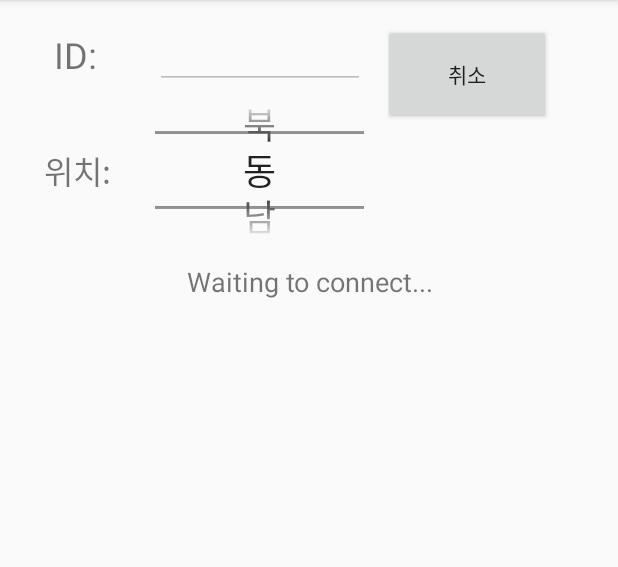
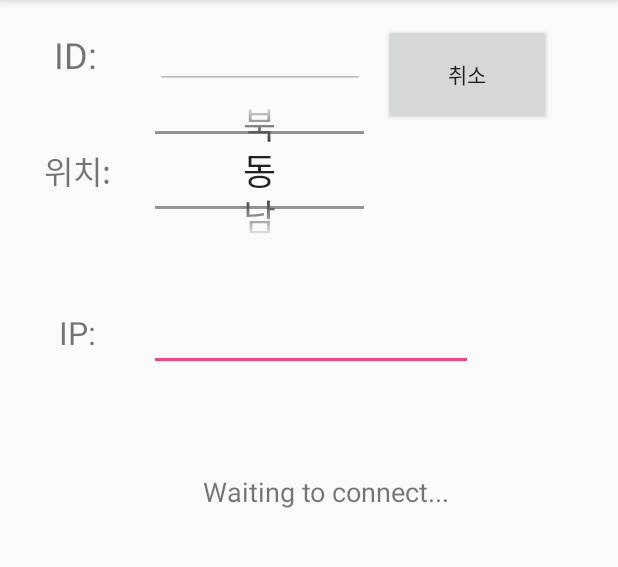
Before and after one commit to snackerh/mahjongNetClient, an Android app: the screen it shows after launch (MainActivity), after a tap on "연결", on a phone screen of 412 x 824 dp, the part 84-651 px from its top. Run offline under Robolectric (Android 15) with nearby library versions, the phone set to English and light mode, and no system bars.

```diff
--- a/app/src/main/java/snacker/mahjongNetClient/MainActivity.java
+++ b/app/src/main/java/snacker/mahjongNetClient/MainActivity.java
@@ -25,7 +25,6 @@ import java.net.Socket;
 
 public class MainActivity extends AppCompatActivity {
 
-    String addr = "210.99.167.73";
     int port = 9502;
 
     public static String winds[] = {"동", "남", "서", "북"};
@@ -34,9 +33,11 @@ public class MainActivity extends AppCompatActivity {
     int connection;
     boolean isConnecting = false;
     public static String ID;
+    public static String IP;
 
     Button b;
     EditText t;
+    EditText ipt;
     TextView status;
     NumberPicker nb;
     Handler mHandler;
@@ -55,15 +56,21 @@ public class MainActivity extends AppCompatActivity {
         setContentView(R.layout.activity_main);
         b = findViewById(R.id.cnt);
         t = findViewById(R.id.IDinput);
+        ipt = findViewById(R.id.IPinput);
         nb = findViewById(R.id.positionPicker);
         status = findViewById(R.id.statusText);
 
         try {
             FileInputStream fis = openFileInput("id.txt");
+            FileInputStream ip = openFileInput("ip");
             byte[] id = new byte[fis.available()];
+            byte[] id2 = new byte[ip.available()];
             while (fis.read(id) != -1){;}
             fis.close();
             t.setText(new String(id));
+            while (ip.read(id2) != -1){;}
+            ip.close();
+            ipt.setText(new String(id2));
         } catch (Exception e) {
             e.printStackTrace();
         }
@@ -80,10 +87,14 @@ public class MainActivity extends AppCompatActivity {
             public void onClick(View v) {
                 if(b.getText().equals("연결")) {
                     ID = t.getText().toString();
+                    IP = ipt.getText().toString();
                     try {
                         FileOutputStream fos = openFileOutput("id.txt", Context.MODE_PRIVATE);
                         fos.write(ID.getBytes());
                         fos.close();
+                        FileOutputStream ipfos = openFileOutput("ip.txt", Context.MODE_PRIVATE);
+                        ipfos.write(IP.getBytes());
+                        ipfos.close();
                     } catch (Exception e) {
                         e.printStackTrace();
                     }
@@ -122,11 +133,12 @@ public class MainActivity extends AppCompatActivity {
 
 
 
+
     public class ConnectSocket extends Thread{
         @Override
         public void run() {
             try {
-                socket = new Socket(addr, port);
+                socket = new Socket(ipt.getText().toString(), port);
                 out = new PrintWriter(socket.getOutputStream());
                 in = new BufferedReader(new InputStreamReader(socket.getInputStream()));
                 isConnecting = true;
--- a/app/src/main/res/layout/activity_main.xml
+++ b/app/src/main/res/layout/activity_main.xml
@@ -46,18 +46,29 @@
         app:layout_constraintStart_toEndOf="@+id/textView"
         app:layout_constraintTop_toTopOf="parent" />
 
+    <EditText
+        android:id="@+id/IPinput"
+        android:layout_width="216dp"
+        android:layout_height="47dp"
+        android:layout_marginStart="16dp"
+        android:layout_marginTop="200dp"
+        android:ems="10"
+        android:inputType="text"
+        app:layout_constraintStart_toEndOf="@+id/textView"
+        app:layout_constraintTop_toTopOf="parent" />
+
     <TextView
         android:id="@+id/statusText"
         android:layout_width="213dp"
         android:layout_height="81dp"
+        android:layout_marginStart="8dp"
+        android:layout_marginTop="256dp"
         android:layout_marginEnd="8dp"
-        android:layout_marginStart="8dp"
-        android:layout_marginTop="116dp"
         android:text="Waiting to connect..."
         android:textAlignment="center"
         android:textSize="18sp"
         app:layout_constraintEnd_toEndOf="parent"
-        app:layout_constraintHorizontal_bias="0.503"
+        app:layout_constraintHorizontal_bias="0.561"
         app:layout_constraintStart_toStartOf="parent"
         app:layout_constraintTop_toBottomOf="@+id/IDinput" />
 
@@ -68,6 +79,20 @@
         android:layout_marginTop="32dp"
         android:gravity="center"
         android:text="위치:"
+        android:textAlignment="center"
+        android:textSize="21dp"
+        app:layout_constraintEnd_toEndOf="@+id/textView"
+        app:layout_constraintHorizontal_bias="1.0"
+        app:layout_constraintStart_toStartOf="@+id/textView"
+        app:layout_constraintTop_toBottomOf="@+id/textView" />
+
+    <TextView
+        android:id="@+id/textView4"
+        android:layout_width="63dp"
+        android:layout_height="45dp"
+        android:layout_marginTop="140dp"
+        android:gravity="center"
+        android:text="IP:"
         android:textAlignment="center"
         android:textSize="21dp"
         app:layout_constraintEnd_toEndOf="@+id/textView"
@@ -89,14 +114,4 @@
         app:layout_constraintStart_toStartOf="@+id/IDinput"
         app:layout_constraintTop_toBottomOf="@+id/IDinput" />
 
-    <ListView
-        android:layout_width="368dp"
-        android:layout_height="239dp"
-        android:layout_marginBottom="8dp"
-        android:layout_marginEnd="8dp"
-        android:layout_marginStart="8dp"
-        app:layout_constraintBottom_toBottomOf="parent"
-        app:layout_constraintEnd_toEndOf="parent"
-        app:layout_constraintStart_toStartOf="parent" />
-
 </android.support.constraint.ConstraintLayout>
```
